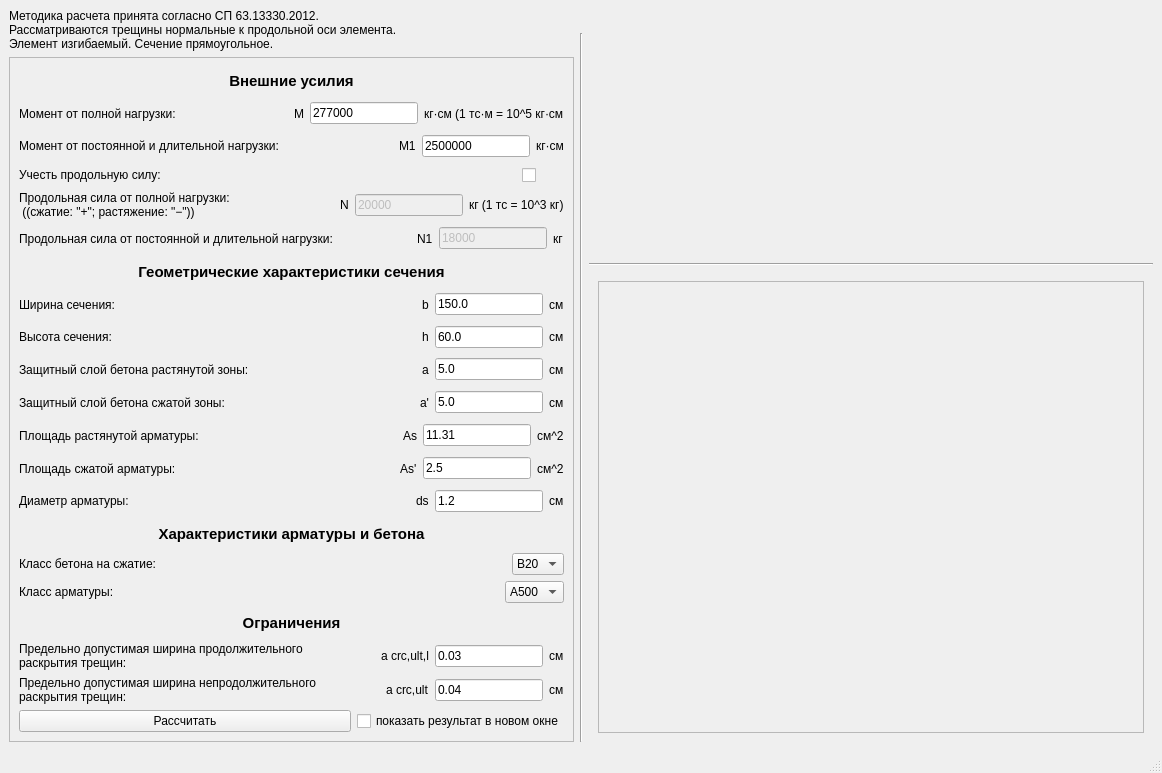
The window that app/sofistik.ui (Balshgit/Sofistik) describes before a commit, drawn with Qt 5.
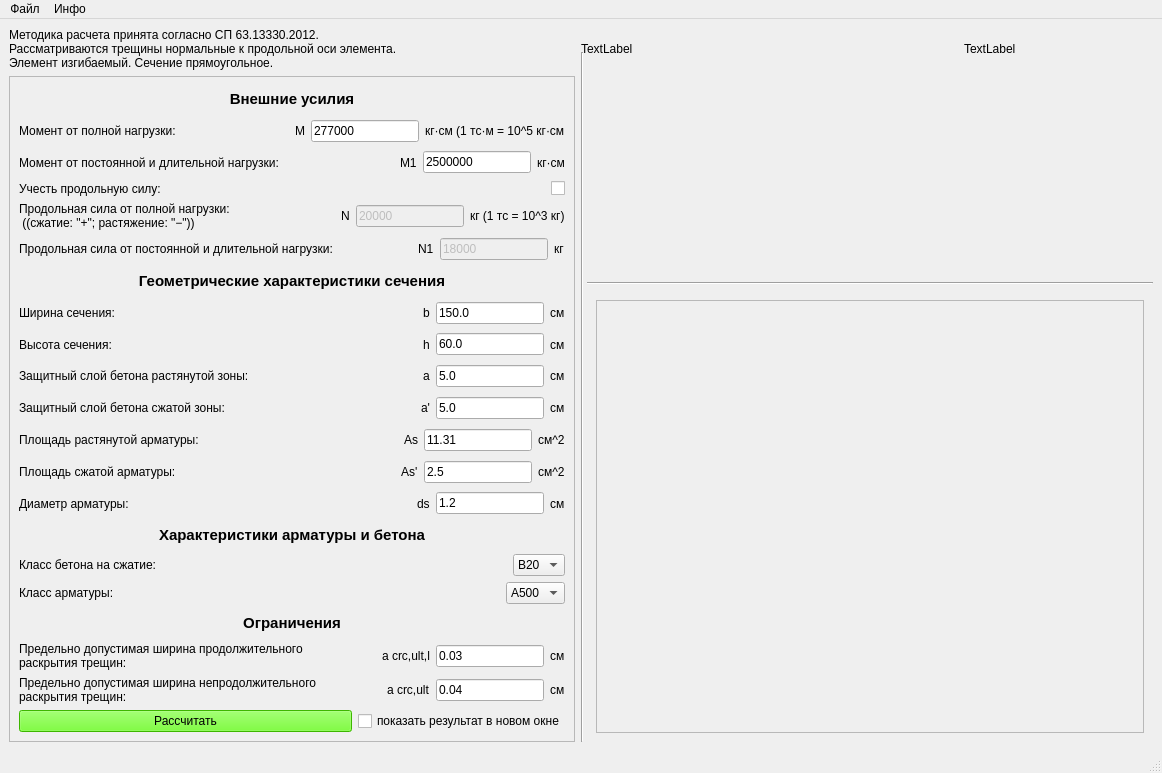
The same window after the commit. Icons and pictures are not drawn.

What changed in the file:
```diff
--- a/app/sofistik.ui
+++ b/app/sofistik.ui
@@ -22,16 +22,52 @@
   <widget class="QWidget" name="centralwidget">
    <layout class="QGridLayout" name="gridLayout_3">
     <item row="0" column="0" rowspan="2" colspan="3">
-     <widget class="QLabel" name="label_7">
-      <property name="text">
-       <string>Методика расчета принята согласно СП 63.13330.2012.
+     <layout class="QHBoxLayout" name="horizontalLayout_3">
+      <item>
+       <widget class="QLabel" name="head_label">
+        <property name="sizePolicy">
+         <sizepolicy hsizetype="Expanding" vsizetype="Preferred">
+          <horstretch>3</horstretch>
+          <verstretch>0</verstretch>
+         </sizepolicy>
+        </property>
+        <property name="text">
+         <string>Методика расчета принята согласно СП 63.13330.2012.
 Рассматриваются трещины нормальные к продольной оси элемента.
 Элемент изгибаемый. Сечение прямоугольное.</string>
-      </property>
-     </widget>
+        </property>
+       </widget>
+      </item>
+      <item>
+       <widget class="QLabel" name="db_name">
+        <property name="sizePolicy">
+         <sizepolicy hsizetype="Preferred" vsizetype="Preferred">
+          <horstretch>2</horstretch>
+          <verstretch>0</verstretch>
+         </sizepolicy>
+        </property>
+        <property name="text">
+         <string>TextLabel</string>
+        </property>
+       </widget>
+      </item>
+      <item>
+       <widget class="QLabel" name="plate_group">
+        <property name="sizePolicy">
+         <sizepolicy hsizetype="Preferred" vsizetype="Preferred">
+          <horstretch>1</horstretch>
+          <verstretch>0</verstretch>
+         </sizepolicy>
+        </property>
+        <property name="text">
+         <string>TextLabel</string>
+        </property>
+       </widget>
+      </item>
+     </layout>
     </item>
-    <item row="1" column="1" rowspan="2">
-     <widget class="Line" name="line">
+    <item row="1" column="1" rowspan="2" colspan="2">
+     <widget class="Line" name="vertical_line">
       <property name="orientation">
        <enum>Qt::Vertical</enum>
       </property>
@@ -53,8 +89,8 @@
         <rect>
          <x>0</x>
          <y>0</y>
-         <width>531</width>
-         <height>656</height>
+         <width>564</width>
+         <height>654</height>
         </rect>
        </property>
        <layout class="QVBoxLayout" name="verticalLayout">
@@ -183,7 +219,7 @@
              <enum>Qt::LeftToRight</enum>
             </property>
             <property name="text">
-             <string>     </string>
+             <string/>
             </property>
            </widget>
           </item>
@@ -771,9 +807,9 @@
          </widget>
         </item>
         <item>
-         <layout class="QHBoxLayout" name="horizontalLayout_3">
+         <layout class="QHBoxLayout" name="get_info_horizontal_layout_15">
           <item>
-           <widget class="QLabel" name="label_9">
+           <widget class="QLabel" name="label_text_15_1">
             <property name="sizePolicy">
              <sizepolicy hsizetype="Preferred" vsizetype="Preferred">
               <horstretch>1</horstretch>
@@ -787,7 +823,7 @@
            </widget>
           </item>
           <item>
-           <widget class="QLabel" name="label_10">
+           <widget class="QLabel" name="label_text_15_2">
             <property name="sizePolicy">
              <sizepolicy hsizetype="Preferred" vsizetype="Preferred">
               <horstretch>0</horstretch>
@@ -800,14 +836,14 @@
            </widget>
           </item>
           <item>
-           <widget class="QLineEdit" name="lineEdit_3">
+           <widget class="QLineEdit" name="line_edit_15_1">
             <property name="text">
              <string>0.03</string>
             </property>
            </widget>
           </item>
           <item>
-           <widget class="QLabel" name="label_11">
+           <widget class="QLabel" name="label_text_15_3">
             <property name="text">
              <string>см</string>
             </property>
@@ -870,6 +906,9 @@
               <verstretch>0</verstretch>
              </sizepolicy>
             </property>
+            <property name="styleSheet">
+             <string notr="true">background-color: rgb(85, 255, 0);</string>
+            </property>
             <property name="text">
              <string>Рассчитать</string>
             </property>
@@ -975,8 +1014,8 @@
              <rect>
               <x>0</x>
               <y>0</y>
-              <width>1518</width>
-              <height>518</height>
+              <width>544</width>
+              <height>419</height>
              </rect>
             </property>
             <layout class="QGridLayout" name="gridLayout_2">
@@ -1013,6 +1052,22 @@
      <height>22</height>
     </rect>
    </property>
+   <widget class="QMenu" name="file_menu">
+    <property name="title">
+     <string>Файл</string>
+    </property>
+    <addaction name="choose_db_menu"/>
+    <addaction name="separator"/>
+    <addaction name="exit_menu"/>
+   </widget>
+   <widget class="QMenu" name="info_menu">
+    <property name="title">
+     <string>Инфо</string>
+    </property>
+    <addaction name="about_menu"/>
+   </widget>
+   <addaction name="file_menu"/>
+   <addaction name="info_menu"/>
   </widget>
   <widget class="QStatusBar" name="statusbar"/>
  </widget>
```
Left out of the diff: 193 changed lines with no effect on the pictures.
